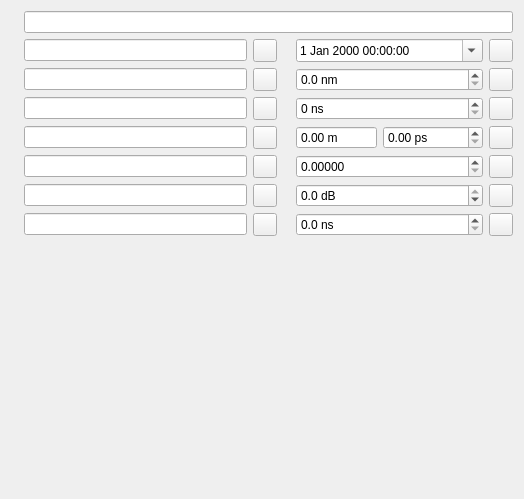
First picture: the form in gui/reflectogramwidget.ui, repository agarb7/Profes.SOR, before the edit.
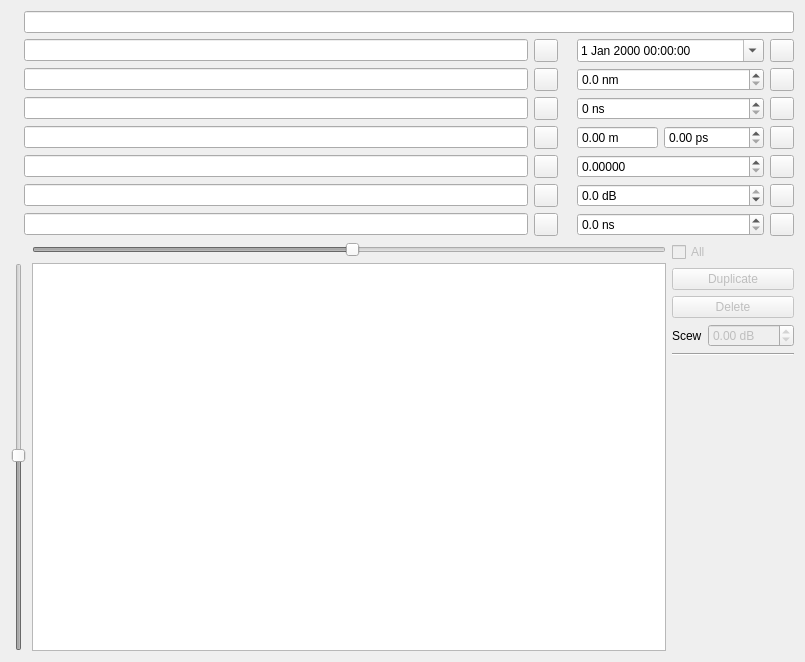
Second picture: the form after the edit. Custom widgets are drawn as their Qt base class.

Commit message: Move model related entity to Model namespace. PointsColumn refactored. Add TraceEdit widget

```diff
--- a/gui/reflectogramwidget.ui
+++ b/gui/reflectogramwidget.ui
@@ -6,14 +6,14 @@
    <rect>
     <x>0</x>
     <y>0</y>
-    <width>524</width>
-    <height>499</height>
+    <width>805</width>
+    <height>662</height>
    </rect>
   </property>
   <property name="windowTitle">
    <string>Form</string>
   </property>
-  <layout class="QVBoxLayout" name="verticalLayout" stretch="0,0,0">
+  <layout class="QVBoxLayout" name="verticalLayout_2">
    <item>
     <layout class="QHBoxLayout" name="horizontalLayout">
      <item>
@@ -389,17 +389,125 @@
     </layout>
    </item>
    <item>
-    <spacer name="verticalSpacer">
-     <property name="orientation">
-      <enum>Qt::Vertical</enum>
-     </property>
-     <property name="sizeHint" stdset="0">
-      <size>
-       <width>20</width>
-       <height>40</height>
-      </size>
-     </property>
-    </spacer>
+    <layout class="QHBoxLayout" name="horizontalLayout_17">
+     <item>
+      <layout class="QGridLayout" name="gridLayout">
+       <item row="0" column="1">
+        <widget class="QSlider" name="tracePerMeterSlider">
+         <property name="enabled">
+          <bool>false</bool>
+         </property>
+         <property name="sliderPosition">
+          <number>50</number>
+         </property>
+         <property name="orientation">
+          <enum>Qt::Horizontal</enum>
+         </property>
+         <property name="tickPosition">
+          <enum>QSlider::NoTicks</enum>
+         </property>
+        </widget>
+       </item>
+       <item row="1" column="1">
+        <widget class="TraceEdit" name="traceEdit"/>
+       </item>
+       <item row="1" column="0">
+        <widget class="QSlider" name="tracePerDbSlider">
+         <property name="enabled">
+          <bool>false</bool>
+         </property>
+         <property name="sliderPosition">
+          <number>50</number>
+         </property>
+         <property name="orientation">
+          <enum>Qt::Vertical</enum>
+         </property>
+        </widget>
+       </item>
+      </layout>
+     </item>
+     <item>
+      <layout class="QVBoxLayout" name="verticalLayout">
+       <item>
+        <widget class="QCheckBox" name="traceAllCheck">
+         <property name="enabled">
+          <bool>false</bool>
+         </property>
+         <property name="text">
+          <string>All</string>
+         </property>
+        </widget>
+       </item>
+       <item>
+        <widget class="QPushButton" name="traceDuplicateBtn">
+         <property name="enabled">
+          <bool>false</bool>
+         </property>
+         <property name="text">
+          <string>Duplicate</string>
+         </property>
+        </widget>
+       </item>
+       <item>
+        <widget class="QPushButton" name="traceDeleteBtn">
+         <property name="enabled">
+          <bool>false</bool>
+         </property>
+         <property name="text">
+          <string>Delete</string>
+         </property>
+        </widget>
+       </item>
+       <item>
+        <layout class="QHBoxLayout" name="horizontalLayout_18">
+         <item>
+          <widget class="QLabel" name="traceScewLabel">
+           <property name="text">
+            <string>Scew</string>
+           </property>
+          </widget>
+         </item>
+         <item>
+          <widget class="QDoubleSpinBox" name="traceScewEdit">
+           <property name="enabled">
+            <bool>false</bool>
+           </property>
+           <property name="suffix">
+            <string> dB</string>
+           </property>
+           <property name="minimum">
+            <double>-999.000000000000000</double>
+           </property>
+           <property name="maximum">
+            <double>999.000000000000000</double>
+           </property>
+          </widget>
+         </item>
+        </layout>
+       </item>
+       <item>
+        <widget class="Line" name="line">
+         <property name="orientation">
+          <enum>Qt::Horizontal</enum>
+         </property>
+        </widget>
+       </item>
+       <item>
+        <spacer name="verticalSpacer">
+         <property name="orientation">
+          <enum>Qt::Vertical</enum>
+         </property>
+         <property name="sizeHint" stdset="0">
+          <size>
+           <width>20</width>
+           <height>40</height>
+          </size>
+         </property>
+        </spacer>
+       </item>
+      </layout>
+     </item>
+    </layout>
    </item>
   </layout>
  </widget>
@@ -414,6 +522,11 @@
    <extends>QLabel</extends>
    <header>gui/label.h</header>
   </customwidget>
+  <customwidget>
+   <class>TraceEdit</class>
+   <extends>QGraphicsView</extends>
+   <header>gui/traceedit.h</header>
+  </customwidget>
  </customwidgets>
  <resources/>
  <connections/>
```
The commit also changes 32 other files.
